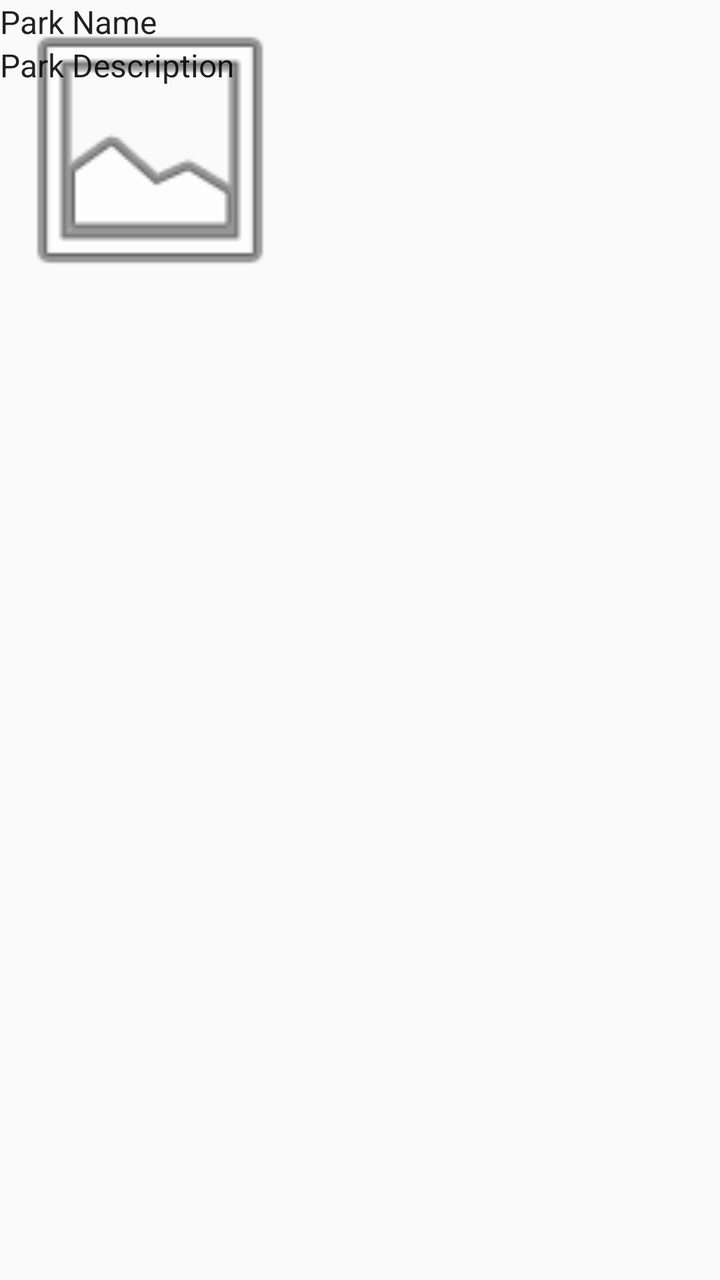
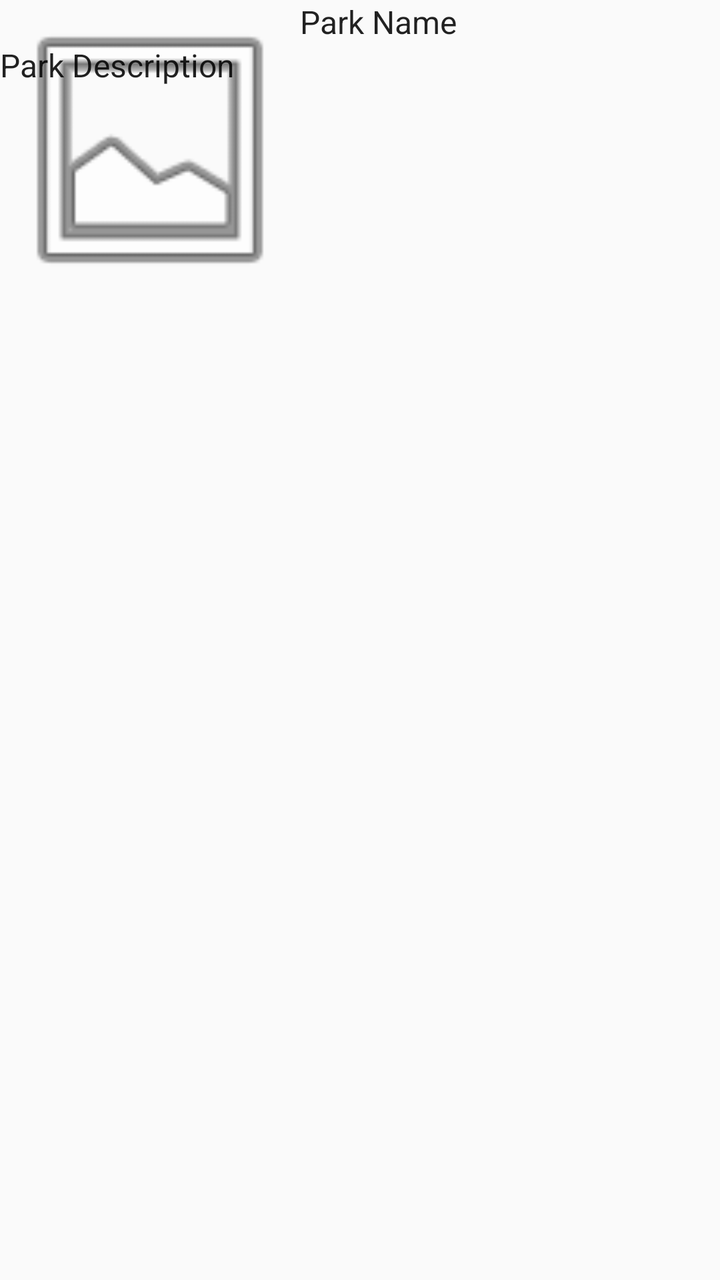

Compare the two renders of this Android layout. The source of the first and the diff that turns it into the second are given below.
<!-- AndroidManifest.xml: application theme AppTheme -->
<!-- res/layout/fragment_national_park.xml -->
<?xml version="1.0" encoding="utf-8"?>
<androidx.constraintlayout.widget.ConstraintLayout xmlns:android="http://schemas.android.com/apk/res/android"
    xmlns:app="http://schemas.android.com/apk/res-auto"
    xmlns:tools="http://schemas.android.com/tools"
    android:id="@+id/linearLayout"
    android:layout_width="match_parent"
    android:layout_height="wrap_content"
    android:layout_margin="6dp">

    <ImageView
        android:id="@+id/park_image"
        android:layout_width="150dp"
        android:layout_height="150dp"
        android:contentDescription="Park Image"
        app:layout_constraintTop_toTopOf="parent"
        app:layout_constraintStart_toStartOf="parent"
        app:srcCompat="@android:drawable/ic_menu_gallery" />

    
    <TextView
        android:id="@+id/park_name"
        android:text="Park Name"
        android:textAppearance="?attr/textAppearanceListItem"
        android:layout_width="wrap_content"
        android:layout_height="wrap_content"
        app:layout_constraintTop_toTopOf="parent"
        app:layout_constraintStart_toStartOf="parent" />

    
    <TextView
        android:id="@+id/park_description"
        android:text="Park Description"
        android:textAppearance="?attr/textAppearanceListItem"
        android:layout_width="wrap_content"
        android:layout_height="wrap_content"
        app:layout_constraintTop_toBottomOf="@+id/park_name"
        app:layout_constraintStart_toStartOf="parent" />

    
    

</androidx.constraintlayout.widget.ConstraintLayout>
<!-- resources referenced by this layout -->
<resources>
  <style name="AppTheme" parent="Theme.AppCompat.Light.DarkActionBar">
          
          <item name="colorPrimary">@color/colorPrimary</item>
          <item name="colorPrimaryDark">@color/colorPrimaryDark</item>
          <item name="colorAccent">@color/colorAccent</item>
      </style>
  <color name="colorPrimary">#6200EE</color>
  <color name="colorPrimaryDark">#3700B3</color>
  <color name="colorAccent">#03DAC5</color>
</resources>

<!-- the commit's change to res/layout/fragment_national_park.xml (unified diff, before → after) -->
@@ -24,7 +24,7 @@
         android:layout_width="wrap_content"
         android:layout_height="wrap_content"
         app:layout_constraintTop_toTopOf="parent"
-        app:layout_constraintStart_toStartOf="parent" />
+        app:layout_constraintStart_toEndOf="@+id/park_image" />
 
     
     <TextView
